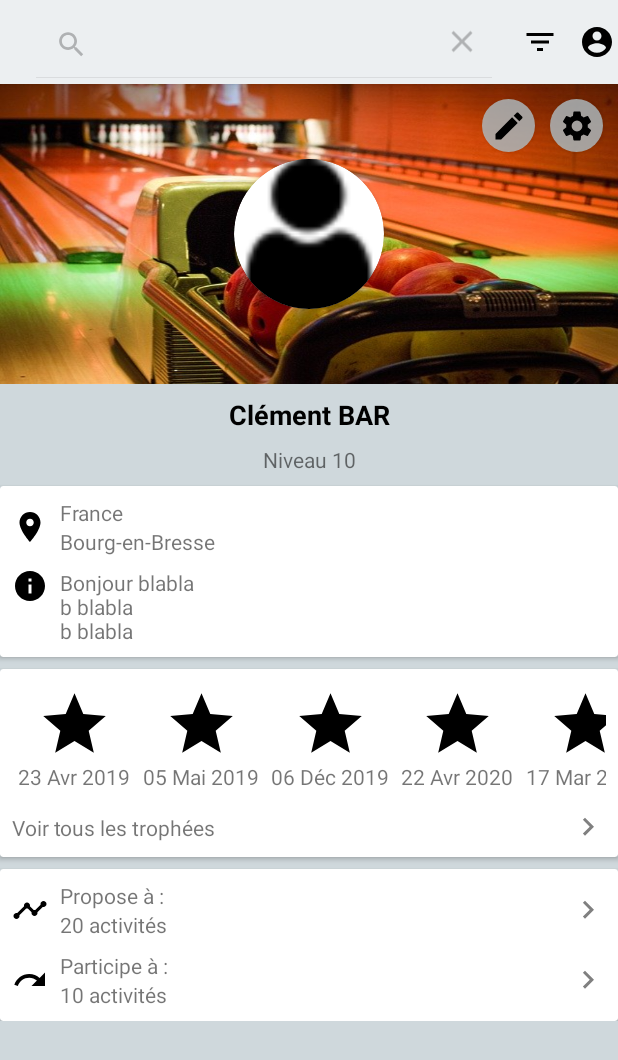
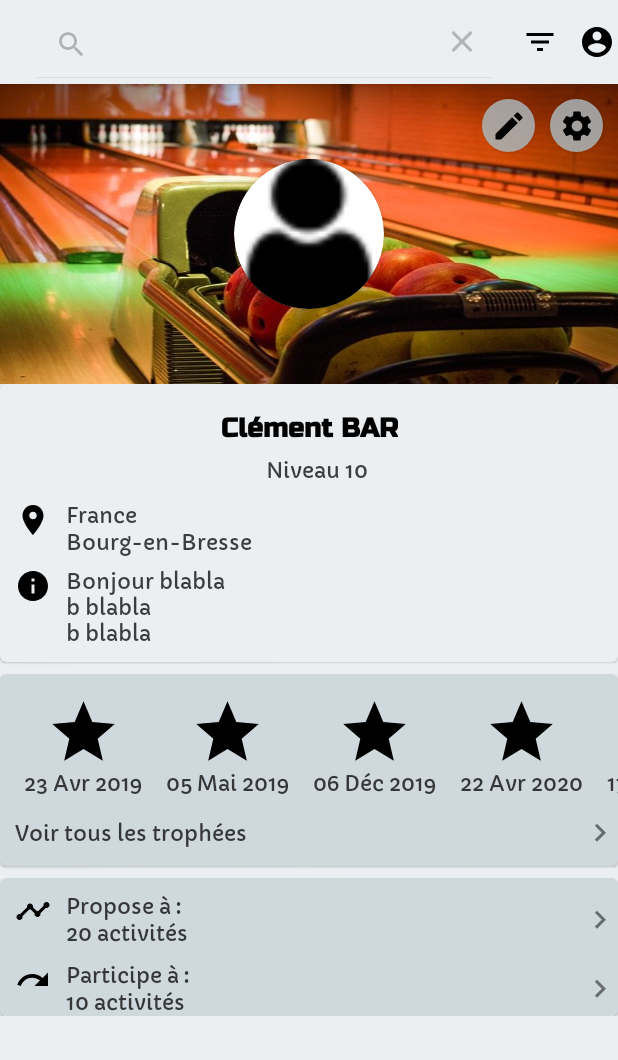
Before and after one commit to barfou/SocialNetwork, an Android app: the ProfilFragment screen opened through its navigation route, after a tap on "Search", on a phone screen of 412 x 824 dp. Shown: the top 1060 px of the screen. Run offline under Robolectric (Android 15) with nearby library versions, the phone set to English and light mode, and no system bars; our stand-ins replace Firebase (no records; nobody signed in at launch, a user with empty details on screens opened directly); 1 statement that could not run was skipped.

Commit message:
update profil xml

```diff
--- a/app/src/main/java/fr/barfou/socialnetwork/ui/adapter/TrophyAdapter.kt
+++ b/app/src/main/java/fr/barfou/socialnetwork/ui/adapter/TrophyAdapter.kt
@@ -43,9 +43,9 @@ class TrophyAdapter(
             super.getItemOffsets(outRect, view, parent, state)
             parent.run {
                 outRect.set(
+                    dp(8),
                     dp(4),
-                    dp(4),
-                    dp(4),
+                    dp(8),
                     dp(4)
                 )
             }
--- a/app/src/main/res/layout/fragment_profil.xml
+++ b/app/src/main/res/layout/fragment_profil.xml
@@ -1,40 +1,39 @@
 <?xml version="1.0" encoding="utf-8"?>
-<androidx.constraintlayout.widget.ConstraintLayout
-    xmlns:android="http://schemas.android.com/apk/res/android"
+<androidx.constraintlayout.widget.ConstraintLayout xmlns:android="http://schemas.android.com/apk/res/android"
+    xmlns:app="http://schemas.android.com/apk/res-auto"
     xmlns:tools="http://schemas.android.com/tools"
     android:layout_width="match_parent"
     android:layout_height="match_parent"
-    xmlns:app="http://schemas.android.com/apk/res-auto">
+    android:background="@color/color_surface">
 
     <androidx.appcompat.widget.AppCompatImageButton
+        android:id="@+id/btnNavEditProfil"
+        style="@style/ButtonStyleGrey"
+        android:layout_width="35dp"
+        android:layout_height="35dp"
         android:layout_marginTop="10dp"
         android:layout_marginEnd="10dp"
+        android:src="@drawable/ic_mode_edit_black_24dp"
+        android:translationZ="2dp"
+        app:layout_constraintEnd_toStartOf="@id/btnNavPreferences"
+        app:layout_constraintTop_toTopOf="parent" />
+
+    <androidx.appcompat.widget.AppCompatImageButton
+        android:id="@+id/btnNavPreferences"
         style="@style/ButtonStyleGrey"
-        android:translationZ="2dp"
-        android:id="@+id/btnNavEditProfil"
         android:layout_width="35dp"
         android:layout_height="35dp"
-        app:layout_constraintTop_toTopOf="parent"
-        app:layout_constraintEnd_toStartOf="@id/btnNavPreferences"
-        android:src="@drawable/ic_mode_edit_black_24dp"/>
-
-    <androidx.appcompat.widget.AppCompatImageButton
         android:layout_marginTop="10dp"
         android:layout_marginEnd="10dp"
-        style="@style/ButtonStyleGrey"
+        android:src="@drawable/ic_settings"
         android:translationZ="2dp"
-        android:id="@+id/btnNavPreferences"
-        android:layout_width="35dp"
-        android:layout_height="35dp"
-        app:layout_constraintTop_toTopOf="parent"
         app:layout_constraintEnd_toEndOf="parent"
-        android:src="@drawable/ic_settings"/>
+        app:layout_constraintTop_toTopOf="parent" />
 
     <ScrollView
+        android:layout_width="0dp"
+        android:layout_height="wrap_content"
         android:scrollbars="none"
-        android:layout_width="0dp"
-        android:layout_height="0dp"
-        app:layout_constraintBottom_toBottomOf="parent"
         app:layout_constraintEnd_toEndOf="parent"
         app:layout_constraintStart_toStartOf="parent"
         app:layout_constraintTop_toTopOf="parent">
@@ -47,145 +46,164 @@
                 android:id="@+id/imgBackgroud"
                 android:layout_width="match_parent"
                 android:layout_height="200dp"
-                app:layout_constraintTop_toTopOf="parent"
+                android:scaleType="fitXY"
                 android:src="@drawable/bowling"
-                android:scaleType="fitXY"/>
+                app:layout_constraintTop_toTopOf="parent" />
 
             <androidx.cardview.widget.CardView
                 android:id="@+id/cvImgProfil"
                 android:layout_width="wrap_content"
                 android:layout_height="wrap_content"
                 app:cardCornerRadius="50dp"
-                app:strokeColor="@android:color/black"
-                app:layout_constraintTop_toTopOf="@+id/imgBackgroud"
                 app:layout_constraintBottom_toBottomOf="@+id/imgBackgroud"
                 app:layout_constraintLeft_toLeftOf="parent"
-                app:layout_constraintRight_toRightOf="parent">
+                app:layout_constraintRight_toRightOf="parent"
+                app:layout_constraintTop_toTopOf="@+id/imgBackgroud"
+                app:strokeColor="@android:color/black">
 
                 <androidx.appcompat.widget.AppCompatImageView
                     android:id="@+id/imgProfil"
                     android:layout_width="100dp"
                     android:layout_height="100dp"
-                    android:src="@drawable/user"/>
+                    android:src="@drawable/user" />
 
             </androidx.cardview.widget.CardView>
 
-            <androidx.appcompat.widget.AppCompatTextView
-                android:id="@+id/tvLoginUser"
-                android:layout_width="wrap_content"
+            <com.google.android.material.card.MaterialCardView
+                android:id="@+id/card_view_1"
+                android:layout_width="0dp"
                 android:layout_height="wrap_content"
-                app:layout_constraintTop_toBottomOf="@+id/imgBackgroud"
+                android:layout_marginTop="0dp"
+                android:layout_marginBottom="10dp"
+                app:cardBackgroundColor="@color/color_surface"
+                app:layout_constraintEnd_toEndOf="parent"
                 app:layout_constraintStart_toStartOf="parent"
-                app:layout_constraintEnd_toEndOf="parent"
-                android:layout_marginTop="8dp"
-                android:textStyle="bold"
-                android:textSize="18sp"
-                android:textColor="#000000"
-                android:text="Clément BAR"
-                tools:text="Clément BAR"/>
-
-            <androidx.appcompat.widget.AppCompatTextView
-                android:id="@+id/tvLevelUser"
-                android:layout_width="wrap_content"
-                android:layout_height="wrap_content"
-                app:layout_constraintTop_toBottomOf="@+id/tvLoginUser"
-                app:layout_constraintStart_toStartOf="parent"
-                app:layout_constraintEnd_toEndOf="parent"
-                android:layout_marginTop="8dp"
-                android:text="Niveau 10"
-                tools:text="Niveau 10"/>
-
-            <androidx.cardview.widget.CardView
-                android:id="@+id/cvFirstUserInfo"
-                android:layout_width="match_parent"
-                android:layout_height="wrap_content"
-                app:layout_constraintTop_toBottomOf="@+id/tvLevelUser"
-                android:layout_marginTop="8dp">
+                app:layout_constraintTop_toBottomOf="@id/imgBackgroud">
 
                 <androidx.constraintlayout.widget.ConstraintLayout
                     android:layout_width="match_parent"
                     android:layout_height="wrap_content"
-                    android:padding="8dp">
+                    android:paddingVertical="10dp">
+
+                    <androidx.appcompat.widget.AppCompatTextView
+                        android:id="@+id/tvLoginUser"
+                        style="@style/Header"
+                        android:layout_width="wrap_content"
+                        android:layout_height="wrap_content"
+                        android:layout_marginTop="8dp"
+                        android:text="Clément BAR"
+                        android:textColor="#000000"
+                        android:textSize="18sp"
+                        android:textStyle="bold"
+                        app:layout_constraintEnd_toEndOf="parent"
+                        app:layout_constraintStart_toStartOf="parent"
+                        app:layout_constraintTop_toTopOf="parent"
+                        tools:text="Clément BAR" />
+
+                    <androidx.appcompat.widget.AppCompatTextView
+                        android:id="@+id/tvLevelUser"
+                        style="@style/OnSurface"
+                        android:layout_width="wrap_content"
+                        android:layout_height="wrap_content"
+                        android:layout_marginStart="10dp"
+                        android:layout_marginTop="8dp"
+                        android:text="Niveau 10"
+                        app:layout_constraintEnd_toEndOf="parent"
+                        app:layout_constraintStart_toStartOf="parent"
+                        app:layout_constraintTop_toBottomOf="@+id/tvLoginUser"
+                        tools:text="Niveau 10" />
 
                     <androidx.appcompat.widget.AppCompatImageView
                         android:id="@+id/imgLocalisation"
                         android:layout_width="24dp"
                         android:layout_height="24dp"
+                        android:layout_marginStart="10dp"
+                        android:src="@drawable/location_on"
+                        app:layout_constraintBottom_toBottomOf="@+id/tvTown"
                         app:layout_constraintStart_toStartOf="parent"
-                        app:layout_constraintTop_toTopOf="@id/tvCountry"
-                        app:layout_constraintBottom_toBottomOf="@+id/tvTown"
-                        android:src="@drawable/location_on"/>
+                        app:layout_constraintTop_toBottomOf="@id/tvLevelUser" />
 
                     <androidx.appcompat.widget.AppCompatTextView
                         android:id="@+id/tvCountry"
+                        style="@style/OnSurface"
                         android:layout_width="wrap_content"
                         android:layout_height="wrap_content"
-                        android:layout_marginStart="8dp"
-                        app:layout_constraintTop_toTopOf="parent"
+                        android:layout_marginStart="10dp"
+                        android:text="France"
                         app:layout_constraintStart_toEndOf="@id/imgLocalisation"
-                        android:text="France"/>
+                        app:layout_constraintTop_toTopOf="@id/imgLocalisation" />
 
                     <androidx.appcompat.widget.AppCompatTextView
                         android:id="@+id/tvTown"
+                        style="@style/OnSurface"
                         android:layout_width="wrap_content"
                         android:layout_height="wrap_content"
-                        android:layout_marginStart="8dp"
-                        app:layout_constraintTop_toBottomOf="@+id/tvCountry"
+                        android:layout_marginStart="10dp"
+                        android:text="Bourg-en-Bresse"
                         app:layout_constraintStart_toEndOf="@id/imgLocalisation"
-                        android:text="Bourg-en-Bresse" />
+                        app:layout_constraintTop_toBottomOf="@+id/tvCountry" />
 
                     <androidx.appcompat.widget.AppCompatImageView
                         android:id="@+id/imgBio"
+                        style="@style/OnSurface"
                         android:layout_width="24dp"
                         android:layout_height="24dp"
+                        android:layout_marginStart="10dp"
+                        android:layout_marginTop="8dp"
+                        android:src="@drawable/ic_info"
                         app:layout_constraintStart_toStartOf="parent"
-                        app:layout_constraintTop_toBottomOf="@id/tvTown"
-                        android:layout_marginTop="8dp"
-                        android:src="@drawable/ic_info"/>
+                        app:layout_constraintTop_toBottomOf="@id/tvTown" />
 
                     <androidx.appcompat.widget.AppCompatTextView
                         android:id="@+id/tvBio"
+                        style="@style/OnSurface"
                         android:layout_width="wrap_content"
                         android:layout_height="wrap_content"
-                        android:layout_marginStart="8dp"
-                        app:layout_constraintTop_toTopOf="@+id/imgBio"
+                        android:layout_marginStart="10dp"
+                        android:text="Bonjour blabla \nb blabla \nb blabla"
                         app:layout_constraintStart_toEndOf="@id/imgLocalisation"
-                        android:text="Bonjour blabla \nb blabla \nb blabla"/>
+                        app:layout_constraintTop_toTopOf="@+id/imgBio" />
+
                 </androidx.constraintlayout.widget.ConstraintLayout>
+            </com.google.android.material.card.MaterialCardView>
 
-            </androidx.cardview.widget.CardView>
-
-            <androidx.cardview.widget.CardView
+            <com.google.android.material.card.MaterialCardView
                 android:id="@+id/cvTrophys"
                 android:layout_width="match_parent"
                 android:layout_height="wrap_content"
-                app:layout_constraintTop_toBottomOf="@+id/cvFirstUserInfo"
-                android:layout_marginTop="8dp">
+                android:layout_marginTop="8dp"
+                app:cardBackgroundColor="@color/color_background"
+                app:layout_constraintTop_toBottomOf="@+id/card_view_1">
 
                 <androidx.constraintlayout.widget.ConstraintLayout
                     android:layout_width="match_parent"
-                    android:layout_height="wrap_content"
-                    android:padding="8dp">
+                    android:layout_height="wrap_content">
 
                     <androidx.recyclerview.widget.RecyclerView
+                        android:layout_marginTop="10dp"
                         android:id="@+id/rvTrophys"
                         android:layout_width="match_parent"
                         android:layout_height="wrap_content"
+                        android:clipToPadding="false"
                         android:orientation="horizontal"
+                        android:paddingHorizontal="8dp"
                         app:layoutManager="androidx.recyclerview.widget.LinearLayoutManager"
+                        app:layout_constraintTop_toTopOf="parent"
                         tools:itemCount="5"
-                        tools:listitem="@layout/holder_trophy"
-                        app:layout_constraintTop_toTopOf="parent"/>
+                        tools:listitem="@layout/holder_trophy" />
 
 
                     <androidx.constraintlayout.widget.ConstraintLayout
                         android:layout_width="match_parent"
                         android:layout_height="wrap_content"
-                        app:layout_constraintTop_toBottomOf="@id/rvTrophys"
-                        android:layout_marginTop="8dp">
+                        android:layout_marginTop="8dp"
+                        app:layout_constraintTop_toBottomOf="@id/rvTrophys">
 
                         <androidx.appcompat.widget.AppCompatTextView
+                            android:layout_marginStart="10dp"
+                            android:layout_marginBottom="10dp"
                             android:id="@+id/tvShowAllTrophys"
+                            style="@style/OnSurface"
                             android:layout_width="wrap_content"
                             android:layout_height="wrap_content"
                             android:text="@string/text_show_all_trophys"
@@ -196,106 +214,111 @@
                         <androidx.appcompat.widget.AppCompatImageView
                             android:layout_width="wrap_content"
                             android:layout_height="wrap_content"
+                            android:alpha="0.5"
+                            android:src="@drawable/ic_arrow_right_black_24dp"
+                            app:layout_constraintBottom_toBottomOf="@id/tvShowAllTrophys"
                             app:layout_constraintEnd_toEndOf="parent"
-                            app:layout_constraintTop_toTopOf="@+id/tvShowAllTrophys"
-                            app:layout_constraintBottom_toBottomOf="@id/tvShowAllTrophys"
-                            android:src="@drawable/ic_arrow_right_black_24dp"
-                            android:alpha="0.5"/>
+                            app:layout_constraintTop_toTopOf="@+id/tvShowAllTrophys" />
 
                     </androidx.constraintlayout.widget.ConstraintLayout>
 
                 </androidx.constraintlayout.widget.ConstraintLayout>
 
-            </androidx.cardview.widget.CardView>
+            </com.google.android.material.card.MaterialCardView>
 
-            <androidx.cardview.widget.CardView
+            <com.google.android.material.card.MaterialCardView
                 android:id="@+id/cvMeetingUserInfo"
                 android:layout_width="match_parent"
                 android:layout_height="wrap_content"
-                app:layout_constraintTop_toBottomOf="@+id/cvTrophys"
-                android:layout_marginTop="8dp">
+                android:layout_marginTop="8dp"
+                app:cardBackgroundColor="@color/color_background"
+                app:layout_constraintTop_toBottomOf="@+id/cvTrophys">
 
                 <androidx.constraintlayout.widget.ConstraintLayout
                     android:layout_width="match_parent"
-                    android:layout_height="wrap_content"
-                    android:padding="8dp">
+                    android:layout_height="wrap_content">
 
                     <androidx.appcompat.widget.AppCompatImageView
+                        android:layout_marginStart="10dp"
+                        android:layout_marginTop="10dp"
                         android:id="@+id/imgMeetingSuggest"
                         android:layout_width="24dp"
                         android:layout_height="24dp"
+                        android:src="@drawable/ic_timeline_black_24dp"
                         app:layout_constraintStart_toStartOf="parent"
-                        app:layout_constraintTop_toTopOf="@id/tvMeetingSuggest"
-                        app:layout_constraintBottom_toBottomOf="@+id/tvNumberMeetingSuggest"
-                        android:src="@drawable/ic_timeline_black_24dp"/>
+                        app:layout_constraintTop_toTopOf="parent" />
 
                     <androidx.appcompat.widget.AppCompatTextView
                         android:id="@+id/tvMeetingSuggest"
+                        style="@style/OnSurface"
                         android:layout_width="wrap_content"
                         android:layout_height="wrap_content"
-                        android:layout_marginStart="8dp"
-                        app:layout_constraintTop_toTopOf="parent"
+                        android:layout_marginStart="10dp"
+                        android:text="@string/text_suggest"
                         app:layout_constraintStart_toEndOf="@id/imgMeetingSuggest"
-                        android:text="@string/text_suggest"/>
+                        app:layout_constraintTop_toTopOf="@id/imgMeetingSuggest" />
 
                     <androidx.appcompat.widget.AppCompatTextView
                         android:id="@+id/tvNumberMeetingSuggest"
+                        style="@style/OnSurface"
                         android:layout_width="wrap_content"
                         android:layout_height="wrap_content"
-                        android:layout_marginStart="8dp"
-                        app:layout_constraintTop_toBottomOf="@+id/tvMeetingSuggest"
+                        android:layout_marginStart="10dp"
+                        android:text="20 activités"
                         app:layout_constraintStart_toEndOf="@id/imgMeetingSuggest"
-                        android:text="20 activités" />
+                        app:layout_constraintTop_toBottomOf="@+id/tvMeetingSuggest" />
 
                     <androidx.appcompat.widget.AppCompatImageView
                         android:layout_width="wrap_content"
                         android:layout_height="wrap_content"
+                        android:alpha="0.5"
+                        android:src="@drawable/ic_arrow_right_black_24dp"
                         app:layout_constraintEnd_toEndOf="parent"
-                        app:layout_constraintTop_toTopOf="@+id/tvMeetingSuggest"
-                        app:layout_constraintBottom_toBottomOf="@id/tvNumberMeetingSuggest"
-                        android:src="@drawable/ic_arrow_right_black_24dp"
-                        android:alpha="0.5"/>
+                        app:layout_constraintTop_toTopOf="@id/tvMeetingSuggest"
+                        app:layout_constraintBottom_toBottomOf="@+id/tvNumberMeetingSuggest" />
 
                     <androidx.appcompat.widget.AppCompatImageView
                         android:id="@+id/imgMeetingJoin"
                         android:layout_width="24dp"
                         android:layout_height="24dp"
-                        app:layout_constraintStart_toStartOf="parent"
-                        app:layout_constraintTop_toTopOf="@id/tvMeetingJoin"
-                        app:layout_constraintBottom_toBottomOf="@id/tvNumberMeetingJoin"
-                        android:src="@drawable/ic_redo_black_24dp"/>
+                        android:layout_marginStart="10dp"
+                        android:src="@drawable/ic_redo_black_24dp"
+                        android:layout_marginTop="10dp"
+                        app:layout_constraintTop_toBottomOf="@id/tvNumberMeetingSuggest"
+                        app:layout_constraintStart_toStartOf="parent" />
 
                     <androidx.appcompat.widget.AppCompatTextView
                         android:id="@+id/tvMeetingJoin"
+                        style="@style/OnSurface"
                         android:layout_width="wrap_content"
                         android:layout_height="wrap_content"
-                        android:layout_marginStart="8dp"
-                        app:layout_constraintTop_toBottomOf="@id/tvNumberMeetingSuggest"
+                        android:layout_marginStart="10dp"
+                        android:text="@string/text_join"
                         app:layout_constraintStart_toEndOf="@id/imgMeetingJoin"
-                        android:text="@string/text_join"
-                        android:layout_marginTop="8dp"/>
+                        app:layout_constraintTop_toTopOf="@id/imgMeetingJoin" />
 
                     <androidx.appcompat.widget.AppCompatTextView
                         android:id="@+id/tvNumberMeetingJoin"
+                        style="@style/OnSurface"
                         android:layout_width="wrap_content"
                         android:layout_height="wrap_content"
-                        android:layout_marginStart="8dp"
-                        app:layout_constraintTop_toBottomOf="@+id/tvMeetingJoin"
-                        app:layout_constraintStart_toEndOf="@id/imgMeetingJoin"
-                        android:text="10 activités"/>
+                        android:text="10 activités"
+                        app:layout_constraintStart_toStartOf="@id/tvMeetingJoin"
+                        app:layout_constraintTop_toBottomOf="@id/tvMeetingJoin"/>
 
                     <androidx.appcompat.widget.AppCompatImageView
+                        style="@style/OnSurface"
                         android:layout_width="wrap_content"
                         android:layout_height="wrap_content"
+                        android:alpha="0.5"
+                        android:src="@drawable/ic_arrow_right_black_24dp"
+                        app:layout_constraintBottom_toBottomOf="@id/tvNumberMeetingJoin"
                         app:layout_constraintEnd_toEndOf="parent"
-                        app:layout_constraintTop_toTopOf="@+id/tvMeetingJoin"
-                        app:layout_constraintBottom_toBottomOf="@id/tvNumberMeetingJoin"
-                        android:src="@drawable/ic_arrow_right_black_24dp"
-                        android:alpha="0.5"/>
+                        app:layout_constraintTop_toTopOf="@+id/tvMeetingJoin" />
 
                 </androidx.constraintlayout.widget.ConstraintLayout>
 
-            </androidx.cardview.widget.CardView>
+            </com.google.android.material.card.MaterialCardView>
 
         </androidx.constraintlayout.widget.ConstraintLayout>
 
--- a/app/src/main/res/layout/holder_trophy.xml
+++ b/app/src/main/res/layout/holder_trophy.xml
@@ -15,6 +15,7 @@
         android:src="@drawable/ic_star_black_24dp"/>
 
     <androidx.appcompat.widget.AppCompatTextView
+        style="@style/OnSurface"
         android:id="@+id/tvDateTrophy"
         android:layout_width="wrap_content"
         android:layout_height="wrap_content"
```
